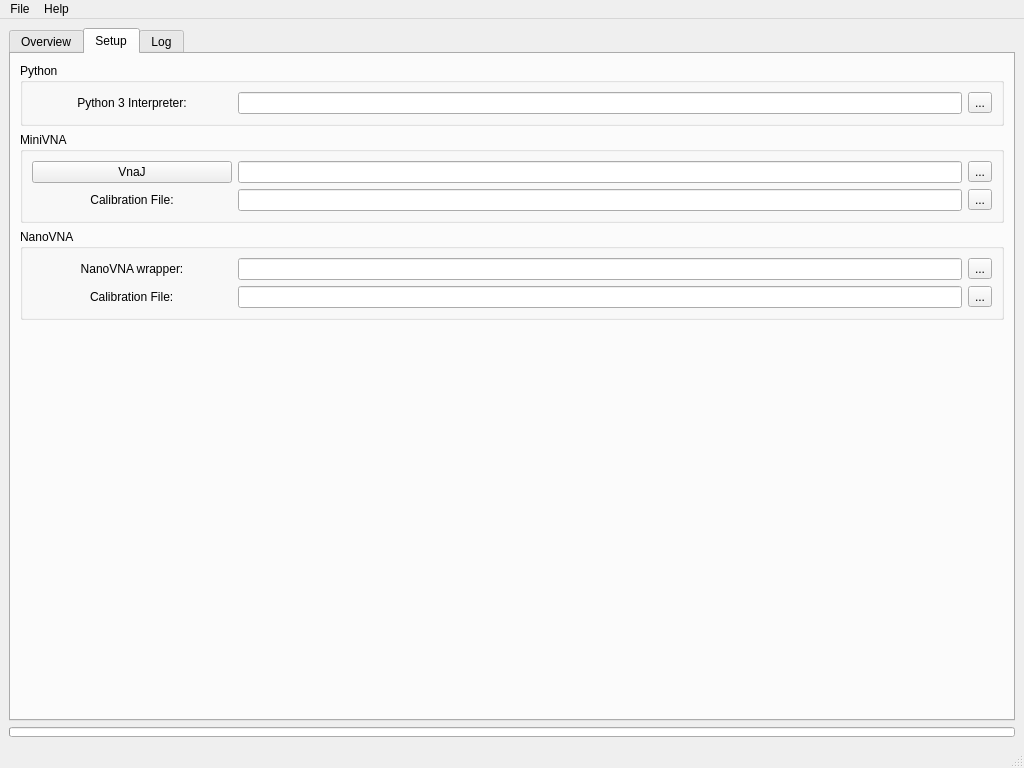
Old version of the form python3/gui/amcp_test.ui in the repository Battosai42/amcp.
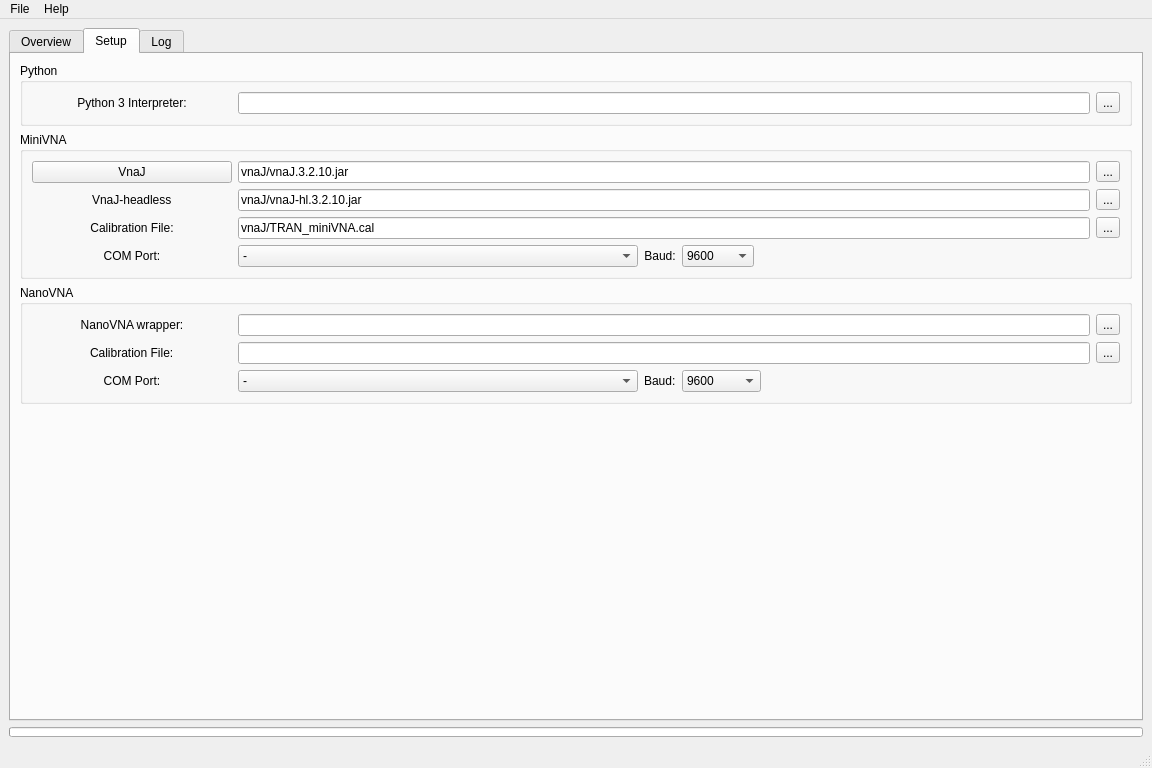
New version of the form. The open tabs and pages were chosen to show the change. Icons and pictures are not drawn. Custom widgets are drawn as their Qt base class.

```diff
--- a/python3/gui/amcp_test.ui
+++ b/python3/gui/amcp_test.ui
@@ -6,7 +6,7 @@
    <rect>
     <x>0</x>
     <y>0</y>
-    <width>1024</width>
+    <width>1152</width>
     <height>768</height>
    </rect>
   </property>
@@ -389,7 +389,11 @@
           </property>
           <layout class="QGridLayout" name="gridLayout_7">
            <item row="1" column="1">
-            <widget class="QLineEdit" name="python3_path"/>
+            <widget class="QLineEdit" name="python3_path">
+             <property name="text">
+              <string/>
+             </property>
+            </widget>
            </item>
            <item row="1" column="0" alignment="Qt::AlignHCenter">
             <widget class="QLabel" name="label_24">
@@ -423,27 +427,31 @@
            <string>MiniVNA</string>
           </property>
           <layout class="QGridLayout" name="gridLayout_5">
-           <item row="1" column="1">
-            <widget class="QLineEdit" name="lineEdit_6"/>
+           <item row="5" column="3">
+            <widget class="QLabel" name="label_8">
+             <property name="text">
+              <string>Baud:</string>
+             </property>
+             <property name="alignment">
+              <set>Qt::AlignCenter</set>
+             </property>
+            </widget>
            </item>
-           <item row="3" column="2">
-            <widget class="QToolButton" name="toolButton">
+           <item row="4" column="1" colspan="5">
+            <widget class="QLineEdit" name="minivna_calfile_loc">
              <property name="text">
-              <string>...</string>
+              <string>vnaJ/TRAN_miniVNA.cal</string>
              </property>
             </widget>
            </item>
-           <item row="3" column="1">
-            <widget class="QLineEdit" name="lineEdit_4"/>
-           </item>
-           <item row="1" column="2">
+           <item row="4" column="6">
             <widget class="QToolButton" name="toolButton_3">
              <property name="text">
               <string>...</string>
              </property>
             </widget>
            </item>
-           <item row="3" column="0" alignment="Qt::AlignHCenter">
+           <item row="4" column="0" alignment="Qt::AlignHCenter">
             <widget class="QLabel" name="label_20">
              <property name="minimumSize">
               <size>
@@ -466,6 +474,143 @@
              </property>
             </widget>
            </item>
+           <item row="5" column="5">
+            <spacer name="horizontalSpacer_2">
+             <property name="orientation">
+              <enum>Qt::Horizontal</enum>
+             </property>
+             <property name="sizeHint" stdset="0">
+              <size>
+               <width>40</width>
+               <height>20</height>
+              </size>
+             </property>
+            </spacer>
+           </item>
+           <item row="5" column="4">
+            <widget class="QComboBox" name="sel_minivna_baud">
+             <property name="maximumSize">
+              <size>
+               <width>16777215</width>
+               <height>16777215</height>
+              </size>
+             </property>
+             <property name="currentText">
+              <string>9600</string>
+             </property>
+             <item>
+              <property name="text">
+               <string>9600</string>
+              </property>
+             </item>
+             <item>
+              <property name="text">
+               <string>19200</string>
+              </property>
+             </item>
+             <item>
+              <property name="text">
+               <string>38400</string>
+              </property>
+             </item>
+             <item>
+              <property name="text">
+               <string>57600</string>
+              </property>
+             </item>
+             <item>
+              <property name="text">
+               <string>115200</string>
+              </property>
+             </item>
+             <item>
+              <property name="text">
+               <string>130400</string>
+              </property>
+             </item>
+             <item>
+              <property name="text">
+               <string>460800</string>
+              </property>
+             </item>
+             <item>
+              <property name="text">
+               <string>921600</string>
+              </property>
+             </item>
+             <item>
+              <property name="text">
+               <string>150000</string>
+              </property>
+             </item>
+            </widget>
+           </item>
+           <item row="1" column="6">
+            <widget class="QToolButton" name="toolButton">
+             <property name="text">
+              <string>...</string>
+             </property>
+            </widget>
+           </item>
+           <item row="1" column="1" colspan="5">
+            <widget class="QLineEdit" name="vnaj_loc">
+             <property name="text">
+              <string>vnaJ/vnaJ.3.2.10.jar</string>
+             </property>
+            </widget>
+           </item>
+           <item row="5" column="0">
+            <widget class="QLabel" name="label_6">
+             <property name="text">
+              <string>COM Port:</string>
+             </property>
+             <property name="alignment">
+              <set>Qt::AlignCenter</set>
+             </property>
+            </widget>
+           </item>
+           <item row="5" column="1" colspan="2">
+            <widget class="QComboBox" name="sel_minivna_port">
+             <property name="minimumSize">
+              <size>
+               <width>400</width>
+               <height>0</height>
+              </size>
+             </property>
+             <property name="maximumSize">
+              <size>
+               <width>400</width>
+               <height>16777215</height>
+              </size>
+             </property>
+             <item>
+              <property name="text">
+               <string>-</string>
+              </property>
+             </item>
+            </widget>
+           </item>
+           <item row="2" column="6">
+            <widget class="QToolButton" name="toolButton_6">
+             <property name="text">
+              <string>...</string>
+             </property>
+            </widget>
+           </item>
+           <item row="2" column="1" colspan="5">
+            <widget class="QLineEdit" name="vnajhl_loc">
+             <property name="text">
+              <string>vnaJ/vnaJ-hl.3.2.10.jar</string>
+             </property>
+            </widget>
+           </item>
+           <item row="2" column="0" alignment="Qt::AlignHCenter">
+            <widget class="QLabel" name="label_13">
+             <property name="text">
+              <string>VnaJ-headless</string>
+             </property>
+            </widget>
+           </item>
           </layout>
          </widget>
         </item>
@@ -475,8 +620,57 @@
            <string>NanoVNA</string>
           </property>
           <layout class="QGridLayout" name="gridLayout_6">
-           <item row="2" column="1">
-            <widget class="QLineEdit" name="lineEdit_7"/>
+           <item row="4" column="1" colspan="5">
+            <widget class="QLineEdit" name="nanovna_calfile_loc"/>
+           </item>
+           <item row="5" column="4">
+            <widget class="QComboBox" name="sel_nanovna_baud">
+             <item>
+              <property name="text">
+               <string>9600</string>
+              </property>
+             </item>
+             <item>
+              <property name="text">
+               <string>19200</string>
+              </property>
+             </item>
+             <item>
+              <property name="text">
+               <string>38400</string>
+              </property>
+             </item>
+             <item>
+              <property name="text">
+               <string>57600</string>
+              </property>
+             </item>
+             <item>
+              <property name="text">
+               <string>115200</string>
+              </property>
+             </item>
+             <item>
+              <property name="text">
+               <string>230400</string>
+              </property>
+             </item>
+             <item>
+              <property name="text">
+               <string>460800</string>
+              </property>
+             </item>
+             <item>
+              <property name="text">
+               <string>921600</string>
+              </property>
+             </item>
+             <item>
+              <property name="text">
+               <string>1500000</string>
+              </property>
+             </item>
+            </widget>
            </item>
            <item row="2" column="0" alignment="Qt::AlignHCenter">
             <widget class="QLabel" name="label_22">
@@ -494,30 +688,81 @@
              </property>
             </widget>
            </item>
-           <item row="2" column="2">
-            <widget class="QToolButton" name="toolButton_4">
-             <property name="text">
-              <string>...</string>
-             </property>
-            </widget>
-           </item>
-           <item row="3" column="0" alignment="Qt::AlignHCenter">
+           <item row="4" column="0" alignment="Qt::AlignHCenter">
             <widget class="QLabel" name="label_23">
              <property name="text">
               <string>Calibration File:</string>
              </property>
             </widget>
            </item>
-           <item row="3" column="1">
-            <widget class="QLineEdit" name="lineEdit_5"/>
-           </item>
-           <item row="3" column="2">
+           <item row="4" column="6">
             <widget class="QToolButton" name="toolButton_2">
              <property name="text">
               <string>...</string>
              </property>
             </widget>
            </item>
+           <item row="5" column="0">
+            <widget class="QLabel" name="label_11">
+             <property name="text">
+              <string>COM Port:</string>
+             </property>
+             <property name="alignment">
+              <set>Qt::AlignCenter</set>
+             </property>
+            </widget>
+           </item>
+           <item row="5" column="5">
+            <spacer name="horizontalSpacer_3">
+             <property name="orientation">
+              <enum>Qt::Horizontal</enum>
+             </property>
+             <property name="sizeHint" stdset="0">
+              <size>
+               <width>40</width>
+               <height>20</height>
+              </size>
+             </property>
+            </spacer>
+           </item>
+           <item row="5" column="3">
+            <widget class="QLabel" name="label_12">
+             <property name="text">
+              <string>Baud:</string>
+             </property>
+            </widget>
+           </item>
+           <item row="2" column="1" colspan="5">
+            <widget class="QLineEdit" name="nanovna_wrapper_loc"/>
+           </item>
+           <item row="2" column="6">
+            <widget class="QToolButton" name="toolButton_4">
+             <property name="text">
+              <string>...</string>
+             </property>
+            </widget>
+           </item>
+           <item row="5" column="1" colspan="2">
+            <widget class="QComboBox" name="sel_nanovna_port">
+             <property name="minimumSize">
+              <size>
+               <width>400</width>
+               <height>0</height>
+              </size>
+             </property>
+             <property name="maximumSize">
+              <size>
+               <width>400</width>
+               <height>16777215</height>
+              </size>
+             </property>
+             <item>
+              <property name="text">
+               <string>-</string>
+              </property>
+             </item>
+            </widget>
+           </item>
           </layout>
          </widget>
         </item>
@@ -578,7 +823,7 @@
     <rect>
      <x>0</x>
      <y>0</y>
-     <width>1024</width>
+     <width>1152</width>
      <height>25</height>
     </rect>
    </property>
```
Left out of the diff: 488 changed lines with no effect on the pictures.
